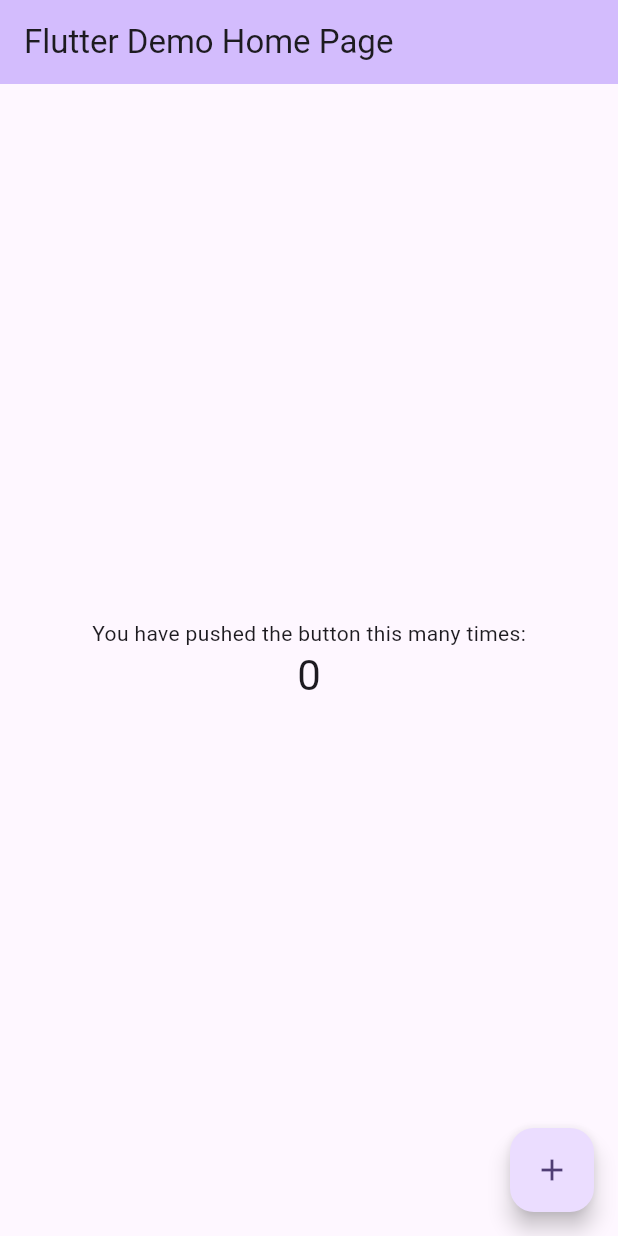
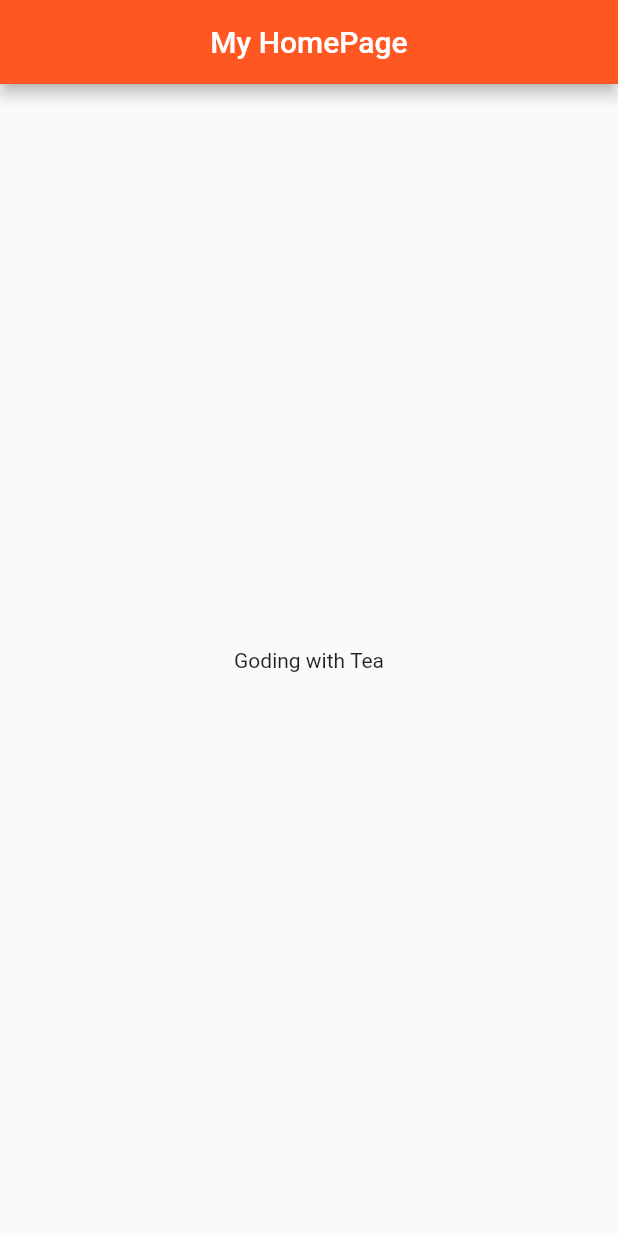
Before and after one commit to Coffee58511867/flutter-coding-with-tea, a Flutter app: the screen it shows after launch, on a phone screen of 412 x 824 dp. Run offline on Flutter 3.47's test engine with Material 2 defaults, Android fonts, the phone set to English and light mode, and no system bars.

Commit message:
Changed theme of app

```diff
--- a/lib/main.dart
+++ b/lib/main.dart
@@ -12,114 +12,30 @@ class MyApp extends StatelessWidget {
   Widget build(BuildContext context) {
     return MaterialApp(
       title: 'Flutter Demo',
-      theme: ThemeData(
-        // This is the theme of your application.
-        //
-        // TRY THIS: Try running your application with "flutter run". You'll see
-        // the application has a blue toolbar. Then, without quitting the app,
-        // try changing the seedColor in the colorScheme below to Colors.green
-        // and then invoke "hot reload" (save your changes or press the "hot
-        // reload" button in a Flutter-supported IDE, or press "r" if you used
-        // the command line to start the app).
-        //
-        // Notice that the counter didn't reset back to zero; the application
-        // state is not lost during the reload. To reset the state, use hot
-        // restart instead.
-        //
-        // This works for code too, not just values: Most code changes can be
-        // tested with just a hot reload.
-        colorScheme: ColorScheme.fromSeed(seedColor: Colors.deepPurple),
-        useMaterial3: true,
-      ),
-      home: const MyHomePage(title: 'Flutter Demo Home Page'),
+      theme: ThemeData(primarySwatch: Colors.deepOrange),
+      home: const HomePage(),
     );
   }
 }
 
-class MyHomePage extends StatefulWidget {
-  const MyHomePage({super.key, required this.title});
-
-  // This widget is the home page of your application. It is stateful, meaning
-  // that it has a State object (defined below) that contains fields that affect
-  // how it looks.
-
-  // This class is the configuration for the state. It holds the values (in this
-  // case the title) provided by the parent (in this case the App widget) and
-  // used by the build method of the State. Fields in a Widget subclass are
-  // always marked "final".
-
-  final String title;
+class HomePage extends StatefulWidget {
+  const HomePage({super.key});
 
   @override
-  State<MyHomePage> createState() => _MyHomePageState();
+  State<HomePage> createState() => _HomePageState();
 }
 
-class _MyHomePageState extends State<MyHomePage> {
-  int _counter = 0;
-
-  void _incrementCounter() {
-    setState(() {
-      // This call to setState tells the Flutter framework that something has
-      // changed in this State, which causes it to rerun the build method below
-      // so that the display can reflect the updated values. If we changed
-      // _counter without calling setState(), then the build method would not be
-      // called again, and so nothing would appear to happen.
-      _counter++;
-    });
-  }
-
+class _HomePageState extends State<HomePage> {
   @override
   Widget build(BuildContext context) {
-    // This method is rerun every time setState is called, for instance as done
-    // by the _incrementCounter method above.
-    //
-    // The Flutter framework has been optimized to make rerunning build methods
-    // fast, so that you can just rebuild anything that needs updating rather
-    // than having to individually change instances of widgets.
     return Scaffold(
       appBar: AppBar(
-        // TRY THIS: Try changing the color here to a specific color (to
-        // Colors.amber, perhaps?) and trigger a hot reload to see the AppBar
-        // change color while the other colors stay the same.
-        backgroundColor: Theme.of(context).colorScheme.inversePrimary,
-        // Here we take the value from the MyHomePage object that was created by
-        // the App.build method, and use it to set our appbar title.
-        title: Text(widget.title),
+        title: const Text("My HomePage"),
+        centerTitle: true,
       ),
-      body: Center(
-        // Center is a layout widget. It takes a single child and positions it
-        // in the middle of the parent.
-        child: Column(
-          // Column is also a layout widget. It takes a list of children and
-          // arranges them vertically. By default, it sizes itself to fit its
-          // children horizontally, and tries to be as tall as its parent.
-          //
-          // Column has various properties to control how it sizes itself and
-          // how it positions its children. Here we use mainAxisAlignment to
-          // center the children vertically; the main axis here is the vertical
-          // axis because Columns are vertical (the cross axis would be
-          // horizontal).
-          //
-          // TRY THIS: Invoke "debug painting" (choose the "Toggle Debug Paint"
-          // action in the IDE, or press "p" in the console), to see the
-          // wireframe for each widget.
-          mainAxisAlignment: MainAxisAlignment.center,
-          children: <Widget>[
-            const Text(
-              'You have pushed the button this many times:',
-            ),
-            Text(
-              '$_counter',
-              style: Theme.of(context).textTheme.headlineMedium,
-            ),
-          ],
-        ),
+      body: const Center(
+        child: Text("Goding with Tea"),
       ),
-      floatingActionButton: FloatingActionButton(
-        onPressed: _incrementCounter,
-        tooltip: 'Increment',
-        child: const Icon(Icons.add),
-      ), // This trailing comma makes auto-formatting nicer for build methods.
     );
   }
 }
--- a/pubspec.yaml
+++ b/pubspec.yaml
@@ -35,6 +35,8 @@ dependencies:
   # The following adds the Cupertino Icons font to your application.
   # Use with the CupertinoIcons class for iOS style icons.
   cupertino_icons: ^1.0.2
+  firebase_core: ^2.14.0
+  cloud_firestore: ^4.8.2
 
 dev_dependencies:
   flutter_test:
```
Also changed, not shown: pubspec.lock, 3 other files.
